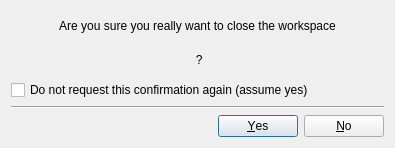
First picture: the form in Srt.QT/tt3-gui/ConfirmCloseWorkspaceDialog.ui, repository akapustiatyahoocouk/TimeTracker3, before the edit.
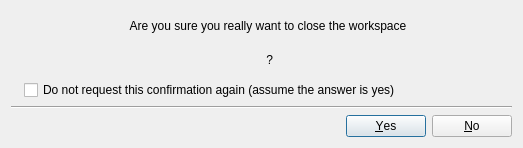
Second picture: the form after the edit. Icons and pictures are not drawn.

The edit to the form file:
```diff
--- a/Srt.QT/tt3-gui/ConfirmCloseWorkspaceDialog.ui
+++ b/Srt.QT/tt3-gui/ConfirmCloseWorkspaceDialog.ui
@@ -6,7 +6,7 @@
    <rect>
     <x>0</x>
     <y>0</y>
-    <width>395</width>
+    <width>523</width>
     <height>148</height>
    </rect>
   </property>
@@ -21,41 +21,7 @@
    <bool>true</bool>
   </property>
   <layout class="QGridLayout" name="gridLayout">
-   <item row="0" column="0">
-    <widget class="QLabel" name="promptLabel1">
-     <property name="text">
-      <string>Are you sure you really want to close the workspace</string>
-     </property>
-     <property name="alignment">
-      <set>Qt::AlignmentFlag::AlignCenter</set>
-     </property>
-    </widget>
-   </item>
-   <item row="1" column="0">
-    <widget class="QLabel" name="promptLabel2">
-     <property name="text">
-      <string>&lt;WORKSPACE&gt; ?</string>
-     </property>
-     <property name="alignment">
-      <set>Qt::AlignmentFlag::AlignCenter</set>
-     </property>
-    </widget>
-   </item>
-   <item row="2" column="0">
-    <widget class="QCheckBox" name="assumeYesCheckBox">
-     <property name="text">
-      <string>Do not request this confirmation again (assume yes)</string>
-     </property>
-    </widget>
-   </item>
-   <item row="3" column="0">
-    <widget class="Line" name="line">
-     <property name="orientation">
-      <enum>Qt::Orientation::Horizontal</enum>
-     </property>
-    </widget>
-   </item>
-   <item row="4" column="0">
+   <item row="4" column="1">
     <widget class="QDialogButtonBox" name="buttonBox">
      <property name="orientation">
       <enum>Qt::Orientation::Horizontal</enum>
@@ -65,6 +31,50 @@
      </property>
     </widget>
    </item>
+   <item row="2" column="1">
+    <widget class="QCheckBox" name="assumeYesCheckBox">
+     <property name="text">
+      <string>Do not request this confirmation again (assume the answer is yes)</string>
+     </property>
+    </widget>
+   </item>
+   <item row="1" column="1">
+    <widget class="QLabel" name="promptLabel2">
+     <property name="text">
+      <string>&lt;WORKSPACE&gt; ?</string>
+     </property>
+     <property name="alignment">
+      <set>Qt::AlignmentFlag::AlignCenter</set>
+     </property>
+    </widget>
+   </item>
+   <item row="0" column="1">
+    <widget class="QLabel" name="promptLabel1">
+     <property name="text">
+      <string>Are you sure you really want to close the workspace</string>
+     </property>
+     <property name="alignment">
+      <set>Qt::AlignmentFlag::AlignCenter</set>
+     </property>
+    </widget>
+   </item>
+   <item row="0" column="0" rowspan="2">
+    <widget class="QLabel" name="imageLabel">
+     <property name="text">
+      <string/>
+     </property>
+     <property name="pixmap">
+      <pixmap resource="tt3-gui.qrc">:/tt3-gui/Resources/Images/Actions/CloseWorkspaceLarge.png</pixmap>
+     </property>
+    </widget>
+   </item>
+   <item row="3" column="0" colspan="2">
+    <widget class="Line" name="line">
+     <property name="orientation">
+      <enum>Qt::Orientation::Horizontal</enum>
+     </property>
+    </widget>
+   </item>
   </layout>
  </widget>
  <resources>
```
